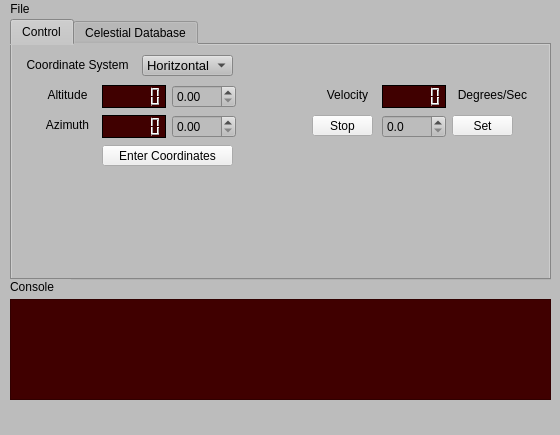
MetricManifold/RaspberryPiUtility, file raspberrypiutility.ui: the form before one commit.
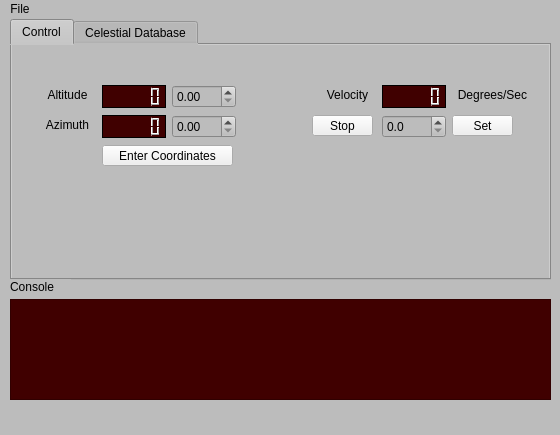
The form after the commit.

Commit message: Added support for inputting velocity and tabs.

What changed in the file:
```diff
--- a/raspberrypiutility.ui
+++ b/raspberrypiutility.ui
@@ -301,28 +301,6 @@
        <enum>QLCDNumber::Filled</enum>
       </property>
      </widget>
-     <widget class="QLabel" name="label_6">
-      <property name="geometry">
-       <rect>
-        <x>10</x>
-        <y>10</y>
-        <width>111</width>
-        <height>20</height>
-       </rect>
-      </property>
-      <property name="autoFillBackground">
-       <bool>false</bool>
-      </property>
-      <property name="styleSheet">
-       <string notr="true">font: 10pt &quot;Arial&quot;;</string>
-      </property>
-      <property name="text">
-       <string>Coordinate System</string>
-      </property>
-      <property name="alignment">
-       <set>Qt::AlignCenter</set>
-      </property>
-     </widget>
      <widget class="QDoubleSpinBox" name="yaw_input">
       <property name="geometry">
        <rect>
@@ -425,31 +403,6 @@
        <bool>false</bool>
       </property>
      </widget>
-     <widget class="QComboBox" name="comboBox">
-      <property name="geometry">
-       <rect>
-        <x>130</x>
-        <y>10</y>
-        <width>91</width>
-        <height>21</height>
-       </rect>
-      </property>
-      <property name="font">
-       <font>
-        <pointsize>10</pointsize>
-       </font>
-      </property>
-      <item>
-       <property name="text">
-        <string>Horitzontal</string>
-       </property>
-      </item>
-      <item>
-       <property name="text">
-        <string>Equatorial</string>
-       </property>
-      </item>
-     </widget>
      <widget class="QPushButton" name="bten_set_vel">
       <property name="geometry">
        <rect>
```
Left out of the diff: 2 changed lines with no effect on the pictures. The commit also changes 3 other files.
